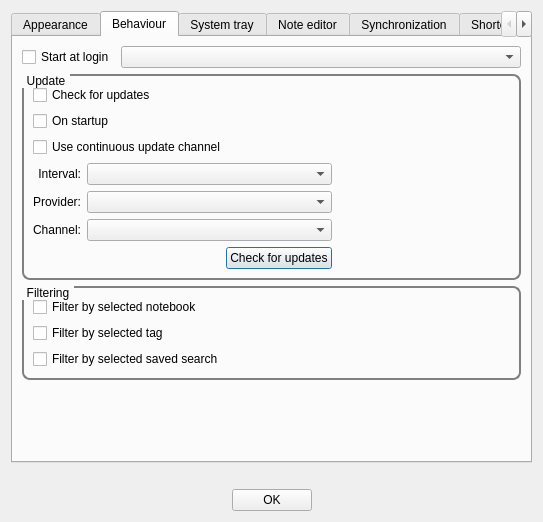
d1vanov/quentier, file lib/preferences/PreferencesDialog.ui: the form before one commit.
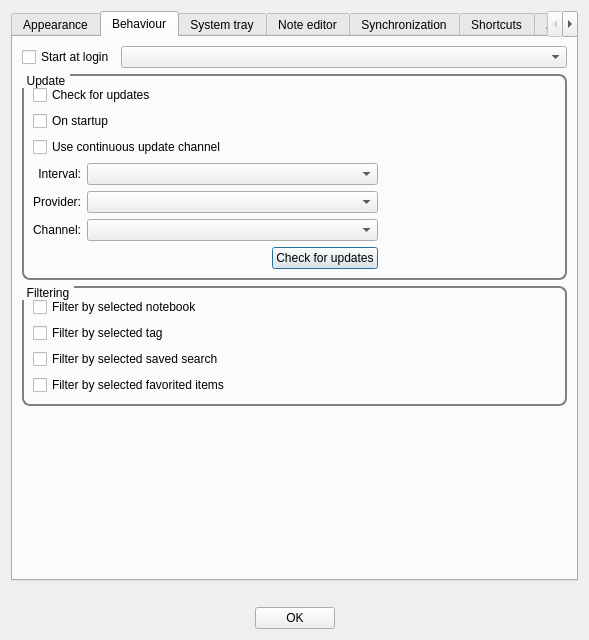
The form after the commit. The open tabs and pages were chosen to show the change. Custom widgets are drawn as their Qt base class.

Commit message: Issue #172: add checkbox to preferences dialog to enable or disable filtering by selected favorited items

The edit to the form file:
```diff
--- a/lib/preferences/PreferencesDialog.ui
+++ b/lib/preferences/PreferencesDialog.ui
@@ -6,8 +6,8 @@
    <rect>
     <x>0</x>
     <y>0</y>
-    <width>539</width>
-    <height>522</height>
+    <width>589</width>
+    <height>640</height>
    </rect>
   </property>
   <property name="windowTitle">
@@ -341,6 +341,13 @@
             </property>
            </widget>
           </item>
+          <item>
+           <widget class="QCheckBox" name="filterBySelectedFavoritedItemsCheckBox">
+            <property name="text">
+             <string>Filter by selected favorited items</string>
+            </property>
+           </widget>
+          </item>
          </layout>
         </widget>
        </item>
```
The commit also changes 3 other files.
